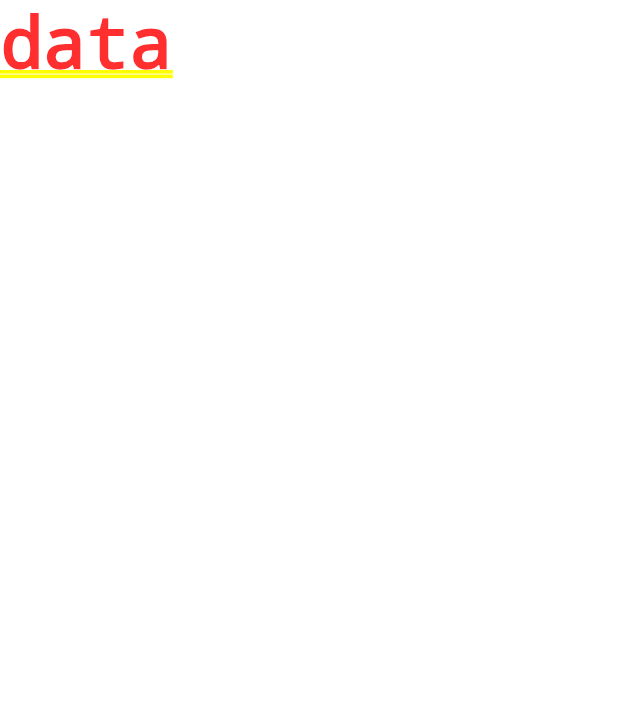
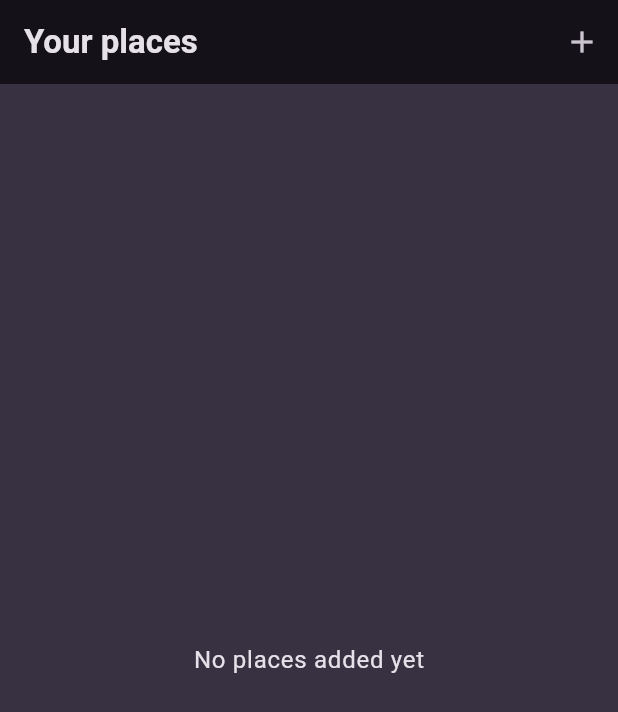
Before and after one commit to Charl913/FavoritePlaces, a Flutter app: the screen it shows after launch, on a phone screen of 412 x 824 dp. Shown: the top 712 px of the screen. Run offline on Flutter 3.47's test engine with Material 3 defaults, Android fonts, the phone set to English and light mode, and no system bars; our stand-ins replace google_fonts.

Commit message:
Add Places Screen

```diff
--- a/lib/main.dart
+++ b/lib/main.dart
@@ -1,3 +1,4 @@
+import 'package:favorite_places/screens/places.dart';
 import 'package:flutter/material.dart';
 
 import 'package:google_fonts/google_fonts.dart';
@@ -39,7 +40,7 @@ class MyApp extends StatelessWidget {
     return MaterialApp(
       title: 'Great Places',
       theme: theme,
-      home: const Text('data'),
+      home: const PlacesScreen(),
     );
   }
 }
--- /dev/null
+++ b/lib/screens/places.dart
@@ -0,0 +1,21 @@
+import 'package:favorite_places/widgets/places_list.dart';
+import 'package:flutter/material.dart';
+
+class PlacesScreen extends StatelessWidget {
+  const PlacesScreen({super.key});
+  @override
+  Widget build(BuildContext context) {
+    return Scaffold(
+      appBar: AppBar(
+        title: const Text('Your places'),
+        actions: [
+          IconButton(
+            onPressed: () {},
+            icon: const Icon(Icons.add),
+          ),
+        ],
+      ),
+      body: PlacesList(places: []),
+    );
+  }
+}
--- /dev/null
+++ b/lib/widgets/places_list.dart
@@ -0,0 +1,34 @@
+import 'package:favorite_places/models/place.dart';
+import 'package:flutter/material.dart';
+
+class PlacesList extends StatelessWidget {
+  const PlacesList({super.key, required this.places});
+  final List<Place> places;
+  @override
+  Widget build(BuildContext context) {
+    if (places.isEmpty) {
+      return Center(
+        child: Text(
+          'No places added yet',
+          style: Theme.of(context)
+              .textTheme
+              .bodyLarge!
+              .copyWith(color: Theme.of(context).colorScheme.onBackground),
+        ),
+      );
+    }
+
+    return ListView.builder(
+      itemCount: places.length,
+      itemBuilder: (ctx, index) => ListTile(
+        title: Text(
+          places[index].title,
+          style: Theme.of(context)
+              .textTheme
+              .titleMedium!
+              .copyWith(color: Theme.of(context).colorScheme.onBackground),
+        ),
+      ),
+    );
+  }
+}
```
Also changed, not shown: lib/screens/add_place.dart (added), lib/screens/places_detail.dart (added).
